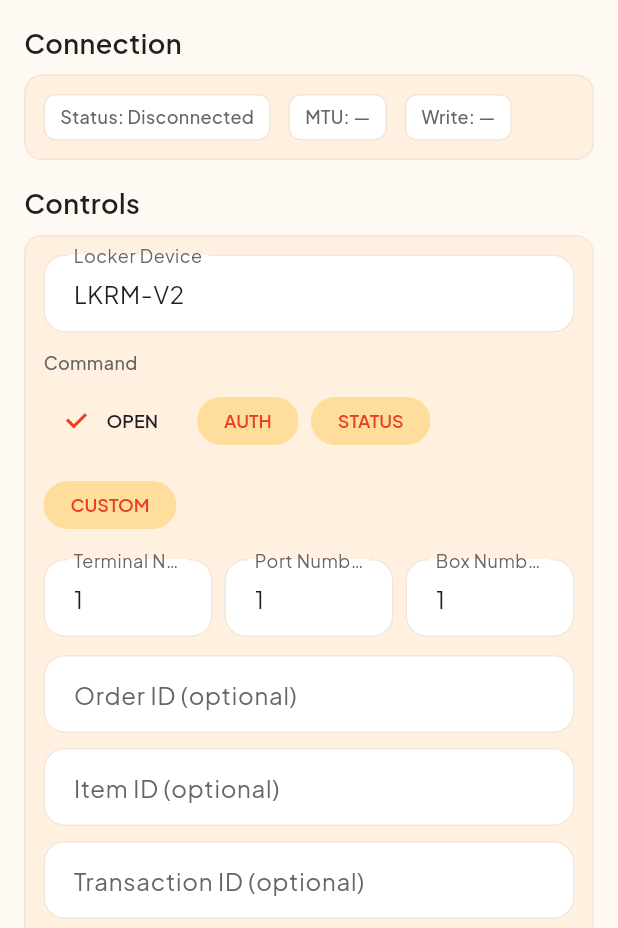
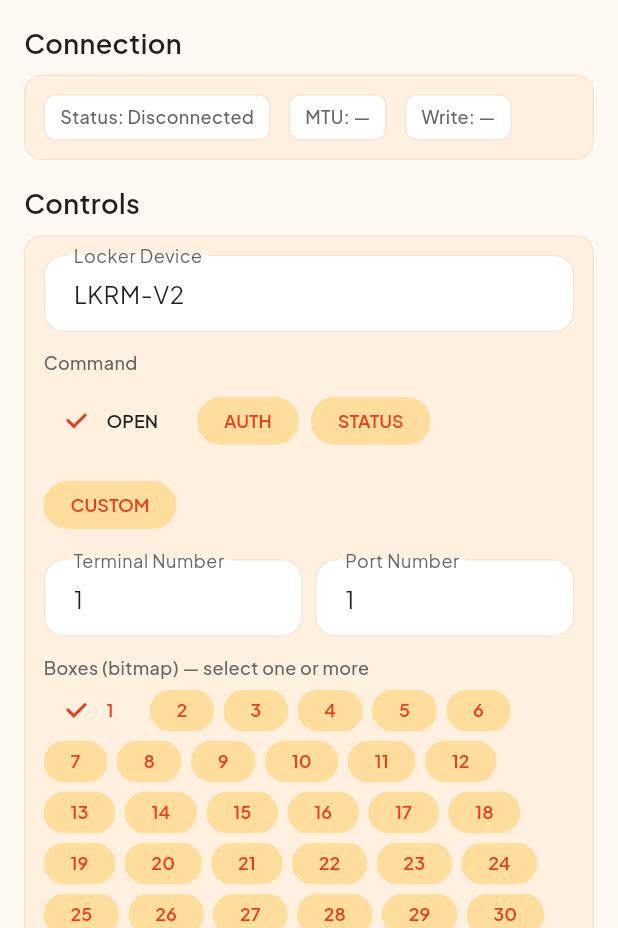
Before and after one commit to PratheekP44/Need_For_Needs, a Flutter app: the BleDemoScreen screen opened by its route, on a phone screen of 412 x 824 dp, the part 308-1236 px from its top. Run offline on Flutter 3.47's test engine with Material 3 defaults, Android fonts, the phone set to English and light mode, and no system bars; our stand-ins replace cached_network_image, flutter_blue_plus, flutter_riverpod, flutter_secure_storage, geolocator, go_router and 3 more; missing offline and left inert: dart:html, dart:ui_web, razorpay_flutter; accounts and stored records are empty.

Commit message:
multiple order

```diff
--- a/lib/core/ble/ble.dart
+++ b/lib/core/ble/ble.dart
@@ -24,6 +24,7 @@ export 'models/packet_payload.dart';
 export 'models/packet_result.dart';
 export 'models/unlock_payload.dart';
 export 'protocol/ble_protocol.dart';
+export 'protocol/box_unlock_mask.dart';
 export 'protocol/checksum.dart';
 export 'protocol/packet_builder.dart';
 export 'protocol/packet_codec.dart';
--- a/lib/core/ble/models/unlock_payload.dart
+++ b/lib/core/ble/models/unlock_payload.dart
@@ -232,6 +232,7 @@ class UnlockPayload {
       collectionToken: unlockToken,
       port: port,
       boxNumber: boxNumber,
+      boxNumbers: [boxNumber],
       terminalNumber: terminalId,
       itemId: itemId,
       bluetoothAddress: bluetoothAddress,
--- a/lib/core/ble/unlock/ble_unlock_engine.dart
+++ b/lib/core/ble/unlock/ble_unlock_engine.dart
@@ -335,12 +335,12 @@ class BleUnlockEngine {
   }
 
   static void _logUnlockRequest(UnlockPacketRequest request) {
-    BleLog.d('── BleUnlockEngine.unlockOpen (dynamic) ───────');
+    BleLog.d('── BleUnlockEngine.unlockOpen (Phase 20) ───────');
     BleLog.d('Order ID: ${request.orderId}');
     BleLog.d('Locker ID: ${request.lockerId}');
     BleLog.d('Terminal: ${request.terminalNumber}');
     BleLog.d('Port: ${request.port}');
-    BleLog.d('Box: ${request.effectiveBoxNumber}');
+    BleLog.d('Boxes: ${request.effectiveBoxNumbers}');
     BleLog.d('Item ID: ${request.itemId ?? ''}');
     BleLog.d('Transaction ID: ${request.transactionId}');
     BleLog.d('──────────────────────────────────────────────');
--- a/lib/features/ble_demo/models/ble_demo_packet_request.dart
+++ b/lib/features/ble_demo/models/ble_demo_packet_request.dart
@@ -2,13 +2,13 @@ import '../../../core/ble/ble.dart';
 
 /// Local packet fields for BLE Demo Mode (no backend / JWT).
 ///
-/// Maps onto [UnlockPacketRequest] solely so [RealPacketBuilder] can fill the
-/// fixed 32-byte firmware layout. Production Collect must not use this path.
+/// Maps onto [UnlockPacketRequest] so [RealPacketBuilder] fills the Phase 20
+/// 32-byte firmware layout (including 4-byte box bitmap).
 class BleDemoPacketRequest {
   const BleDemoPacketRequest({
     required this.command,
     required this.port,
-    required this.boxNumber,
+    required this.boxNumbers,
     required this.terminalNumber,
     this.orderId = '',
     this.itemId = '',
@@ -19,21 +19,23 @@ class BleDemoPacketRequest {
   final int command;
 
   final int port;
-  final int boxNumber;
+  final List<int> boxNumbers;
   final int terminalNumber;
   final String orderId;
   final String itemId;
   final String transactionId;
 
   UnlockPacketRequest toUnlockPacketRequest() {
+    final boxes = boxNumbers.isEmpty ? const [1] : boxNumbers;
     return UnlockPacketRequest(
       transactionId: transactionId,
       orderId: orderId,
       lockerId: 'DEMO',
-      boxId: '$boxNumber',
+      boxId: '${boxes.first}',
       collectionToken: 'demo',
       port: port,
-      boxNumber: boxNumber,
+      boxNumber: boxes.first,
+      boxNumbers: boxes,
       terminalNumber: terminalNumber,
       itemId: itemId.isEmpty ? null : itemId,
     );
@@ -42,7 +44,7 @@ class BleDemoPacketRequest {
   BleDemoPacketRequest copyWith({
     int? command,
     int? port,
-    int? boxNumber,
+    List<int>? boxNumbers,
     int? terminalNumber,
     String? orderId,
     String? itemId,
@@ -51,7 +53,7 @@ class BleDemoPacketRequest {
     return BleDemoPacketRequest(
       command: command ?? this.command,
       port: port ?? this.port,
-      boxNumber: boxNumber ?? this.boxNumber,
+      boxNumbers: boxNumbers ?? this.boxNumbers,
       terminalNumber: terminalNumber ?? this.terminalNumber,
       orderId: orderId ?? this.orderId,
       itemId: itemId ?? this.itemId,
--- a/lib/features/ble_demo/screens/ble_demo_screen.dart
+++ b/lib/features/ble_demo/screens/ble_demo_screen.dart
@@ -185,15 +185,32 @@ class BleDemoScreen extends ConsumerWidget {
                         onChanged: vm.updatePort,
                       ),
                     ),
-                    const SizedBox(width: 8),
-                    Expanded(
-                      child: _IntField(
-                        label: 'Box Number',
-                        value: state.boxNumber,
-                        onChanged: vm.updateBox,
+                  ],
+                ),
+                const SizedBox(height: 12),
+                Text(
+                  'Boxes (bitmap) — select one or more',
+                  style: AppTextStyles.caption,
+                ),
+                const SizedBox(height: 6),
+                Wrap(
+                  spacing: 6,
+                  runSpacing: 6,
+                  children: [
+                    for (var b = 1; b <= 32; b++)
+                      FilterChip(
+                        label: Text('$b', style: const TextStyle(fontSize: 12)),
+                        selected: state.selectedBoxes.contains(b),
+                        onSelected: (_) => vm.toggleBox(b),
+                        visualDensity: VisualDensity.compact,
+                        materialTapTargetSize: MaterialTapTargetSize.shrinkWrap,
                       ),
-                    ),
                   ],
+                ),
+                const SizedBox(height: 6),
+                Text(
+                  'Selected: ${state.boxNumbersSorted.join(', ')}',
+                  style: AppTextStyles.caption.copyWith(color: AppColors.muted),
                 ),
                 const SizedBox(height: 12),
                 TextFormField(
@@ -222,7 +239,7 @@ class BleDemoScreen extends ConsumerWidget {
                   initialValue: state.transactionId,
                   decoration: const InputDecoration(
                     labelText: 'Transaction ID (optional)',
-                    hintText: 'max 8 ASCII on wire',
+                    hintText: 'max 6 ASCII on wire',
                     isDense: true,
                     border: OutlineInputBorder(),
                   ),
@@ -231,7 +248,7 @@ class BleDemoScreen extends ConsumerWidget {
                 const SizedBox(height: 8),
                 Text(
                   'Opcode 0x${state.effectiveCommand.toRadixString(16).padLeft(2, '0').toUpperCase()} · '
-                  '32-byte RealPacketBuilder (no Phase-10 / JSON)',
+                  '32-byte RealPacketBuilder (bitmap Bytes[2..5], no Phase-10 / JSON)',
                   style: AppTextStyles.caption.copyWith(color: AppColors.muted),
                 ),
               ],
--- a/lib/features/payment/screens/payment_success_screen.dart
+++ b/lib/features/payment/screens/payment_success_screen.dart
@@ -184,8 +184,8 @@ class _CollectItemScreenState extends ConsumerState<CollectItemScreen> {
       setState(() {
         _unlockInfo = info;
         _stage =
-            'Opening Port ${info.port} / Box ${info.boxNumber} '
-            '(Terminal ${info.terminalNumber})…';
+            'Opening boxes ${info.boxNumbers.join(', ')} '
+            '(Port ${info.port}, Terminal ${info.terminalNumber})…';
       });
 
       // Same BLE engine as Admin BLE Demo — only packet values differ.
@@ -199,9 +199,9 @@ class _CollectItemScreenState extends ConsumerState<CollectItemScreen> {
               'scan' => 'Scanning for LKRM-V2…',
               'connect' => 'Connecting…',
               'connected' =>
-                'Connected — unlocking box ${info.boxNumber}…',
+                'Connected — unlocking boxes ${info.boxNumbers.join(', ')}…',
               'open' =>
-                'Sending OPEN (port=${info.port}, box=${info.boxNumber})…',
+                'Sending OPEN (port=${info.port}, boxes=${info.boxNumbers})…',
               'success' => 'Locker Opened Successfully',
               _ => _stage,
             };
@@ -235,7 +235,7 @@ class _CollectItemScreenState extends ConsumerState<CollectItemScreen> {
         _busy = false;
         _opened = true;
         _stage = backendOk
-            ? 'Box ${info.boxNumber} opened successfully'
+            ? 'Boxes ${info.boxNumbers.join(', ')} opened successfully'
             : 'Box opened — server confirm failed';
         _error =
             backendOk ? null : 'Backend authorization failed (collect-complete)';
@@ -246,7 +246,7 @@ class _CollectItemScreenState extends ConsumerState<CollectItemScreen> {
           SnackBar(
             content: Text(
               backendOk
-                  ? 'Box ${info.boxNumber} opened'
+                  ? 'Boxes ${info.boxNumbers.join(', ')} opened'
                   : 'Locker opened — could not mark order collected',
             ),
           ),
@@ -349,7 +349,7 @@ class _CollectItemScreenState extends ConsumerState<CollectItemScreen> {
                       Text(
                         'Terminal ${_unlockInfo!.terminalNumber} · '
                         'Port ${_unlockInfo!.port} · '
-                        'Box ${_unlockInfo!.boxNumber}',
+                        'Boxes ${_unlockInfo!.boxNumbers.join(', ')}',
                         style: AppTextStyles.label,
                       ),
                       if (_unlockInfo!.itemId.isNotEmpty) ...[
```
Also changed, not shown: lib/core/api/collect_unlock_repository.dart (+58 -31 lines), lib/core/ble/protocol/box_unlock_mask.dart (added, +71 -0 lines), lib/core/ble/protocol/parsed_ble_response.dart (+18 -7 lines), lib/core/ble/protocol/real_packet_builder.dart (+60 -35 lines), lib/features/ble_demo/viewmodels/ble_demo_viewmodel.dart (+21 -6 lines), 4 other files.
